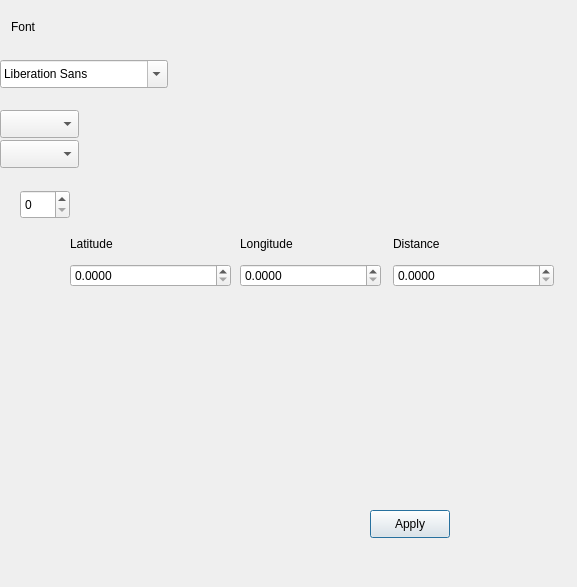
The window that localStationCS/settings.ui (Gnoumy/RaspMeteo) describes before a commit, drawn with Qt 5.
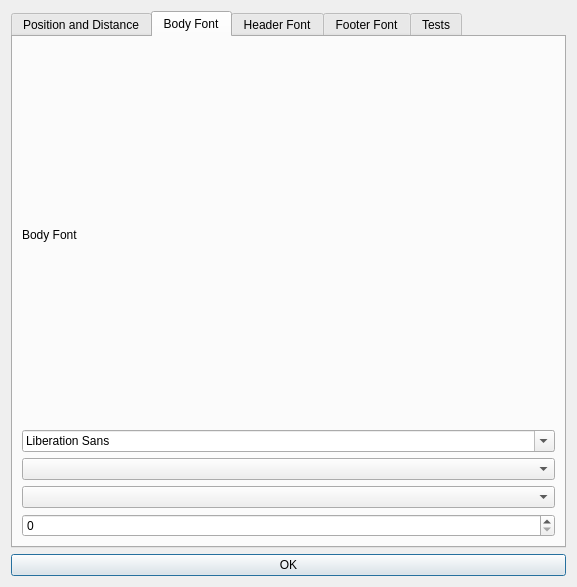
The same window after the commit. The open tabs and pages were chosen to show the change.

Commit message: 4x2 more settings : fontFamily, fontColor, bgColor, fontSize for Header and Footer

Patch:
```diff
--- a/localStationCS/settings.ui
+++ b/localStationCS/settings.ui
@@ -13,81 +13,25 @@
   <property name="windowTitle">
    <string>Dialog</string>
   </property>
-  <widget class="QSpinBox" name="fontSpinBox">
-   <property name="geometry">
-    <rect>
-     <x>20</x>
-     <y>190</y>
-     <width>50</width>
-     <height>29</height>
-    </rect>
-   </property>
-  </widget>
-  <widget class="QFontComboBox" name="fontComboBox">
-   <property name="geometry">
-    <rect>
-     <x>0</x>
-     <y>60</y>
-     <width>168</width>
-     <height>28</height>
-    </rect>
-   </property>
-  </widget>
+  <layout class="QGridLayout" name="gridLayout">
+   <item row="2" column="0">
   <widget class="QPushButton" name="applyPushButton">
-   <property name="geometry">
-    <rect>
-     <x>370</x>
-     <y>510</y>
-     <width>80</width>
-     <height>28</height>
-    </rect>
-   </property>
    <property name="text">
-    <string>Apply</string>
-   </property>
-  </widget>
-  <widget class="QLabel" name="fontLabel">
-   <property name="geometry">
-    <rect>
-     <x>11</x>
-     <y>11</y>
-     <width>151</width>
-     <height>31</height>
-    </rect>
-   </property>
-   <property name="text">
-    <string>Font</string>
-   </property>
-  </widget>
-  <widget class="QComboBox" name="fontColorComboBox">
-   <property name="geometry">
-    <rect>
-     <x>0</x>
-     <y>110</y>
-     <width>79</width>
-     <height>28</height>
-    </rect>
-   </property>
-  </widget>
-  <widget class="QComboBox" name="bgColorComboBox">
-   <property name="geometry">
-    <rect>
-     <x>0</x>
-     <y>140</y>
-     <width>79</width>
-     <height>28</height>
-    </rect>
-   </property>
-  </widget>
-  <widget class="QWidget" name="">
-   <property name="geometry">
-    <rect>
-     <x>70</x>
-     <y>230</y>
-     <width>161</width>
-     <height>57</height>
-    </rect>
-   </property>
+      <string>OK</string>
+     </property>
+    </widget>
+   </item>
+   <item row="0" column="0">
+    <widget class="QTabWidget" name="tabWidgetTEST">
+     <property name="currentIndex">
+      <number>4</number>
+     </property>
+     <widget class="QWidget" name="tabPosition">
+      <attribute name="title">
+       <string>Position and Distance</string>
+      </attribute>
+      <layout class="QGridLayout" name="gridLayout_2">
+       <item row="0" column="0">
    <layout class="QVBoxLayout" name="verticalLayout">
     <item>
      <widget class="QLabel" name="latLabel">
@@ -104,16 +48,8 @@
      </widget>
     </item>
    </layout>
-  </widget>
-  <widget class="QWidget" name="">
-   <property name="geometry">
-    <rect>
-     <x>240</x>
-     <y>230</y>
-     <width>141</width>
-     <height>57</height>
-    </rect>
-   </property>
+       </item>
+       <item row="1" column="0">
    <layout class="QVBoxLayout" name="verticalLayout_2">
     <item>
      <widget class="QLabel" name="lonLabel">
@@ -130,16 +66,8 @@
      </widget>
     </item>
    </layout>
-  </widget>
-  <widget class="QWidget" name="">
-   <property name="geometry">
-    <rect>
-     <x>393</x>
-     <y>230</y>
-     <width>161</width>
-     <height>57</height>
-    </rect>
-   </property>
+       </item>
+       <item row="2" column="0">
    <layout class="QVBoxLayout" name="verticalLayout_3">
     <item>
      <widget class="QLabel" name="distLabel">
@@ -156,8 +84,125 @@
      </widget>
     </item>
    </layout>
-  </widget>
- </widget>
+       </item>
+      </layout>
+     </widget>
+     <widget class="QWidget" name="tabBodyFont">
+      <attribute name="title">
+       <string>Body Font</string>
+      </attribute>
+      <layout class="QGridLayout" name="gridLayout_3">
+       <item row="0" column="0">
+        <widget class="QLabel" name="fontLabel">
+         <property name="text">
+          <string>Body Font</string>
+         </property>
+        </widget>
+       </item>
+       <item row="1" column="0">
+        <widget class="QFontComboBox" name="fontComboBox"/>
+       </item>
+       <item row="2" column="0">
+        <widget class="QComboBox" name="fontColorComboBox"/>
+       </item>
+       <item row="3" column="0">
+        <widget class="QComboBox" name="bgColorComboBox"/>
+       </item>
+       <item row="4" column="0">
+        <widget class="QSpinBox" name="fontSpinBox"/>
+       </item>
+      </layout>
+     </widget>
+     <widget class="QWidget" name="tabHeaderFont">
+      <attribute name="title">
+       <string>Header Font</string>
+      </attribute>
+      <layout class="QGridLayout" name="gridLayout_4">
+       <item row="0" column="0">
+        <widget class="QLabel" name="headerFontLabel">
+         <property name="text">
+          <string>Header Font</string>
+         </property>
+        </widget>
+       </item>
+       <item row="1" column="0">
+        <widget class="QFontComboBox" name="headerFontComboBox"/>
+       </item>
+       <item row="2" column="0">
+        <widget class="QComboBox" name="headerFontColorComboBox"/>
+       </item>
+       <item row="3" column="0">
+        <widget class="QComboBox" name="headerBgColorComboBox"/>
+       </item>
+       <item row="4" column="0">
+        <widget class="QSpinBox" name="headerFontSpinBox"/>
+       </item>
+      </layout>
+     </widget>
+     <widget class="QWidget" name="tabFooterFont">
+      <attribute name="title">
+       <string>Footer Font</string>
+      </attribute>
+      <layout class="QGridLayout" name="gridLayout_5">
+       <item row="0" column="0">
+        <widget class="QLabel" name="footerFontLabel">
+         <property name="text">
+          <string>Footer Font</string>
+         </property>
+        </widget>
+       </item>
+       <item row="1" column="0">
+        <widget class="QFontComboBox" name="footerFontComboBox"/>
+       </item>
+       <item row="2" column="0">
+        <widget class="QComboBox" name="footerFontColorComboBox"/>
+       </item>
+       <item row="3" column="0">
+        <widget class="QComboBox" name="footerBgColorComboBox"/>
+       </item>
+       <item row="4" column="0">
+        <widget class="QSpinBox" name="footerFontSpinBox"/>
+       </item>
+      </layout>
+     </widget>
+     <widget class="QWidget" name="tab">
+      <attribute name="title">
+       <string>Tests</string>
+      </attribute>
+      <widget class="QComboBox" name="comboBox">
+       <property name="geometry">
+        <rect>
+         <x>220</x>
+         <y>80</y>
+         <width>241</width>
+         <height>28</height>
+        </rect>
+       </property>
+      </widget>
+     </widget>
+    </widget>
+   </item>
+  </layout>
+ </widget>
+ <tabstops>
+  <tabstop>tabWidgetTEST</tabstop>
+  <tabstop>latDoubleSpinBox</tabstop>
+  <tabstop>lonDoubleSpinBox</tabstop>
+  <tabstop>distDoubleSpinBox</tabstop>
+  <tabstop>fontComboBox</tabstop>
+  <tabstop>fontColorComboBox</tabstop>
+  <tabstop>bgColorComboBox</tabstop>
+  <tabstop>fontSpinBox</tabstop>
+  <tabstop>headerFontComboBox</tabstop>
+  <tabstop>headerFontColorComboBox</tabstop>
+  <tabstop>headerBgColorComboBox</tabstop>
+  <tabstop>headerFontSpinBox</tabstop>
+  <tabstop>footerFontComboBox</tabstop>
+  <tabstop>footerFontColorComboBox</tabstop>
+  <tabstop>footerBgColorComboBox</tabstop>
+  <tabstop>footerFontSpinBox</tabstop>
+  <tabstop>applyPushButton</tabstop>
+ </tabstops>
  <resources/>
  <connections/>
 </ui>
```
Lines whose indentation alone changed are shown as unchanged. The commit also changes 5 other files.
